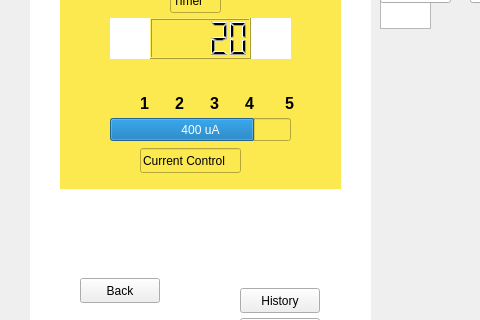
The window that mainwindow.ui (Hall-Andrew/CESDEVICE-3004FinalProject) describes before a commit, drawn with Qt 5; both pictures show x 0 to 480 and y 152 to 472 of the 1000 by 695 pixel window.
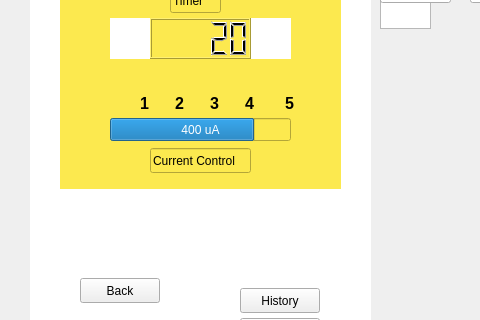
The same window after the commit. Icons and pictures are not drawn.

Commit message: total duration added, stored as seconds.

Diff of the .ui file:
```diff
--- a/mainwindow.ui
+++ b/mainwindow.ui
@@ -264,7 +264,7 @@
      <widget class="QLineEdit" name="lineEdit_3">
       <property name="geometry">
        <rect>
-        <x>80</x>
+        <x>90</x>
         <y>230</y>
         <width>101</width>
         <height>25</height>
```
The commit also changes 1 other file.
